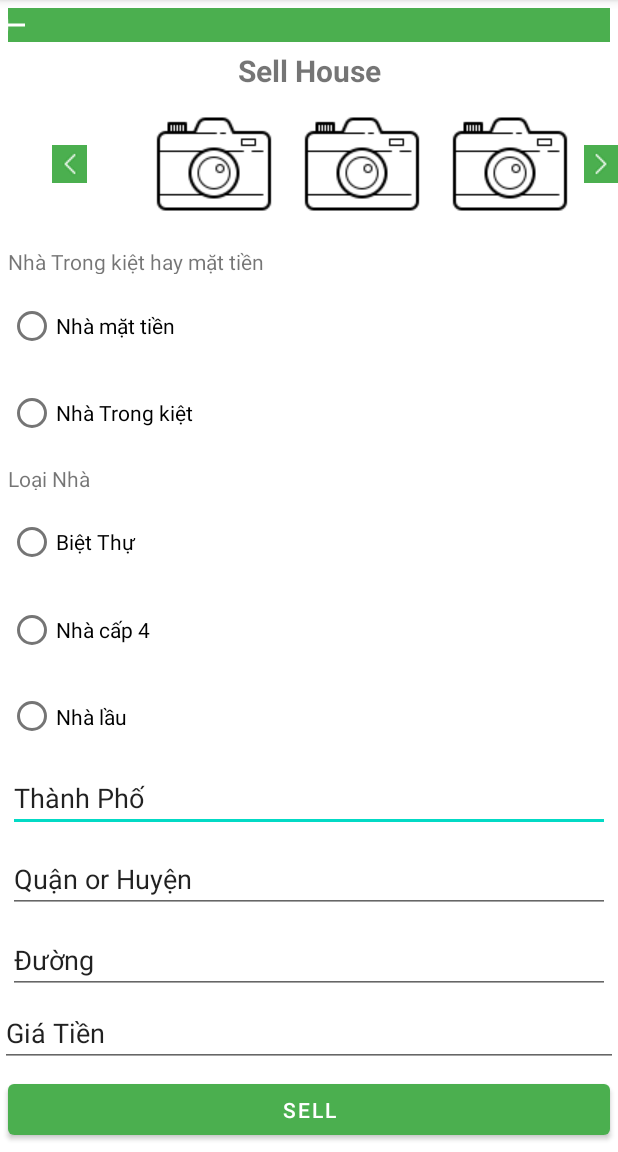
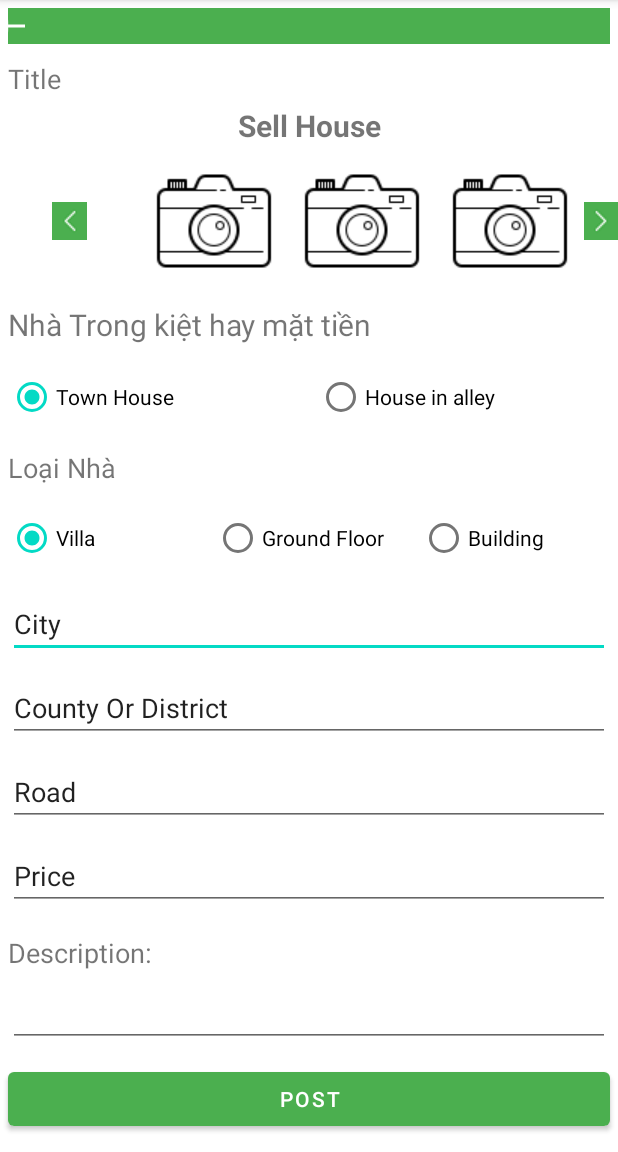
Before and after one commit to hongson0879/Capstone1.C1SE.06, an Android app: the activity_sellhouse screen opened directly, with no data from a screen before it, on a phone screen of 412 x 824 dp, the part 84-1236 px from its top. Run offline under Robolectric (Android 15) with nearby library versions, the phone set to English and light mode, and no system bars.

Commit message:
uodate sell house, login and xemnha

```diff
--- a/app/build.gradle
+++ b/app/build.gradle
@@ -33,6 +33,7 @@ dependencies {
     implementation 'androidx.appcompat:appcompat:1.2.0'
     implementation 'com.google.android.material:material:1.3.0'
     implementation 'androidx.constraintlayout:constraintlayout:2.0.4'
+    implementation 'com.google.android.gms:play-services-maps:17.0.1'
     testImplementation 'junit:junit:4.+'
     androidTestImplementation 'androidx.test.ext:junit:1.1.2'
     androidTestImplementation 'androidx.test.espresso:espresso-core:3.3.0'
--- a/app/src/main/res/layout/activity_main.xml
+++ b/app/src/main/res/layout/activity_main.xml
@@ -24,7 +24,7 @@
             app:srcCompat="@drawable/menu" />
 
         <ImageButton
-            android:id="@+id/img_btn_map"
+            android:id="@+id/img_btn_map1"
             android:layout_width="wrap_content"
             android:background="@null"
             android:layout_marginTop="10dp"
--- a/app/src/main/res/layout/activity_registration.xml
+++ b/app/src/main/res/layout/activity_registration.xml
@@ -83,7 +83,7 @@
                 android:layout_width="wrap_content"
                 android:layout_height="wrap_content"
                 android:layout_margin="10dp"
-                android:text="User name:"
+                android:text="Username:"
                 android:textSize="20sp" />
 
             <EditText
@@ -190,10 +190,10 @@
         android:id="@+id/btn_registration"
         android:layout_width="match_parent"
         android:layout_height="wrap_content"
+        android:layout_margin="10dp"
         android:layout_weight="1"
+        android:text="Register"
         android:textSize="20sp"
-        android:text="Registration"
-        android:layout_margin="10dp"
         app:backgroundTint="#4baf4f" />
 
 </LinearLayout>
--- a/app/src/main/res/layout/activity_sellhouse.xml
+++ b/app/src/main/res/layout/activity_sellhouse.xml
@@ -10,8 +10,8 @@
     <LinearLayout
         android:layout_width="match_parent"
         android:layout_height="match_parent"
+        android:layout_margin="5dp"
         android:layout_weight="1"
-        android:layout_margin="5dp"
         android:background="#4baf4f"
         android:orientation="horizontal">
 
@@ -30,6 +30,20 @@
         android:layout_width="match_parent"
         android:layout_height="match_parent"
         android:layout_weight="1">
+
+        <TableRow
+            android:layout_width="match_parent"
+            android:layout_height="match_parent">
+
+            <TextView
+                android:id="@+id/txt_title"
+                android:layout_width="wrap_content"
+                android:layout_height="wrap_content"
+                android:layout_margin="5dp"
+                android:layout_weight="1"
+                android:text="Title"
+                android:textSize="18sp" />
+        </TableRow>
 
         <TableRow
             android:layout_width="match_parent"
@@ -102,112 +116,151 @@
         android:id="@+id/textView10"
         android:layout_width="match_parent"
         android:layout_height="wrap_content"
+        android:layout_margin="5dp"
         android:layout_weight="1"
         android:text="Nhà Trong kiệt hay mặt tiền"
-        android:layout_margin="5dp"/>
+        android:textSize="20sp" />
 
     <RadioGroup
         android:layout_width="match_parent"
-        android:layout_height="wrap_content"
-        android:layout_weight="1">
+        android:layout_height="match_parent"
+        android:layout_weight="1"
+        android:orientation="horizontal">
 
         <RadioButton
-            android:id="@+id/rad_nhamattien"
+            android:id="@+id/rad_townhouse"
             android:layout_width="match_parent"
             android:layout_height="wrap_content"
-            android:text="Nhà mặt tiền"
-            android:layout_margin="5dp"/>
+            android:layout_margin="5dp"
+            android:layout_weight="1"
+            android:checked="true"
+            android:text="Town House" />
 
         <RadioButton
-            android:id="@+id/btn_nhatrongkiet"
+            android:id="@+id/btn_houseinalley"
             android:layout_width="match_parent"
             android:layout_height="wrap_content"
-            android:text="Nhà Trong kiệt"
-            android:layout_margin="5dp"/>
+            android:layout_margin="5dp"
+            android:layout_weight="1"
+            android:text="House in alley" />
     </RadioGroup>
 
     <TextView
         android:id="@+id/textView11"
         android:layout_width="match_parent"
         android:layout_height="wrap_content"
+        android:layout_margin="5dp"
         android:layout_weight="1"
-        android:layout_margin="5dp"
-        android:text="Loại Nhà" />
+        android:text="Loại Nhà"
+        android:textSize="18sp" />
 
     <RadioGroup
         android:layout_width="match_parent"
         android:layout_height="wrap_content"
-        android:layout_weight="1" >
+        android:layout_weight="1"
+        android:orientation="horizontal">
 
         <RadioButton
-            android:id="@+id/rad_bietthu"
+            android:id="@+id/rad_villa"
             android:layout_width="match_parent"
             android:layout_height="wrap_content"
-            android:text="Biệt Thự"
-            android:layout_margin="5dp"/>
+            android:layout_margin="5dp"
+            android:layout_weight="1"
+            android:checked="true"
+            android:text="Villa" />
 
         <RadioButton
-            android:id="@+id/rad_nhacap4"
+            android:id="@+id/rad_groundfloor"
             android:layout_width="match_parent"
             android:layout_height="wrap_content"
-            android:text="Nhà cấp 4"
-            android:layout_margin="5dp"/>
+            android:layout_margin="5dp"
+            android:layout_weight="1"
+            android:text="Ground Floor" />
 
         <RadioButton
-            android:id="@+id/rad_nhalau"
+            android:id="@+id/rad_building"
             android:layout_width="match_parent"
             android:layout_height="wrap_content"
-            android:text="Nhà lầu"
-            android:layout_margin="5dp"/>
+            android:layout_margin="5dp"
+            android:layout_weight="1"
+            android:text="Building" />
 
     </RadioGroup>
 
     <EditText
-        android:id="@+id/edt_thanhpho"
-        android:layout_width="match_parent"
-        android:layout_height="wrap_content"
-        android:layout_weight="1"
-        android:ems="10"
-        android:inputType="textPersonName"
-        android:text="Thành Phố"
-        android:layout_margin="5dp"/>
-
-    <EditText
-        android:id="@+id/edt_quan"
-        android:layout_width="match_parent"
-        android:layout_height="wrap_content"
-        android:layout_weight="1"
-        android:ems="10"
-        android:inputType="textPersonName"
-        android:text="Quận or Huyện"
-        android:layout_margin="5dp"/>
-
-    <EditText
-        android:id="@+id/edt_duong"
-        android:layout_width="match_parent"
-        android:layout_height="wrap_content"
-        android:layout_weight="1"
-        android:ems="10"
-        android:inputType="textPersonName"
-        android:text="Đường"
-        android:layout_margin="5dp"/>
-
-    <EditText
-        android:id="@+id/edt_tien"
-        android:layout_width="match_parent"
-        android:layout_height="wrap_content"
-        android:layout_weight="1"
-        android:ems="10"
-        android:text="Giá Tiền"
-        android:inputType="number" />
-
-    <Button
-        android:id="@+id/button2"
+        android:id="@+id/edt_city"
         android:layout_width="match_parent"
         android:layout_height="wrap_content"
         android:layout_margin="5dp"
         android:layout_weight="1"
-        android:text="Sell"
+        android:ems="10"
+        android:inputType="textPersonName"
+        android:text="City" />
+
+    <EditText
+        android:id="@+id/edt_district"
+        android:layout_width="match_parent"
+        android:layout_height="wrap_content"
+        android:layout_margin="5dp"
+        android:layout_weight="1"
+        android:ems="10"
+        android:inputType="textPersonName"
+        android:text="County Or District" />
+
+    <EditText
+        android:id="@+id/edt_road"
+        android:layout_width="match_parent"
+        android:layout_height="wrap_content"
+        android:layout_margin="5dp"
+        android:layout_weight="1"
+        android:ems="10"
+        android:inputType="textPersonName"
+        android:text="Road" />
+
+    <EditText
+        android:id="@+id/edt_price"
+        android:layout_width="match_parent"
+        android:layout_height="wrap_content"
+        android:layout_margin="5dp"
+        android:layout_weight="1"
+        android:ems="10"
+        android:inputType="number"
+        android:text="Price" />
+
+    <LinearLayout
+        android:layout_width="match_parent"
+        android:layout_height="wrap_content"
+        android:layout_margin="5dp"
+        android:layout_weight="1"
+        android:orientation="vertical">
+
+        <TextView
+            android:id="@+id/textView27"
+            android:layout_width="wrap_content"
+            android:layout_height="wrap_content"
+            android:layout_weight="1"
+            android:text="Description:"
+            android:layout_marginTop="5dp"
+            android:layout_marginBottom="5dp"
+            android:textSize="18sp" />
+
+        <EditText
+            android:id="@+id/edt_description"
+            android:layout_width="match_parent"
+            android:layout_height="wrap_content"
+            android:layout_weight="1"
+            android:textSize="18sp"
+            android:ems="10"
+            android:inputType="textPersonName" />
+    </LinearLayout>
+
+    <Button
+        android:id="@+id/btn_post"
+        android:layout_width="match_parent"
+        android:layout_height="wrap_content"
+        android:layout_margin="5dp"
+        android:layout_weight="1"
+        android:text="Post"
         app:backgroundTint="#4baf4f" />
 
 </LinearLayout>
--- a/app/src/main/res/values/strings.xml
+++ b/app/src/main/res/values/strings.xml
@@ -1,3 +1,4 @@
 <resources>
     <string name="app_name">retp</string>
+    <string name="title_activity_maps">Map</string>
 </resources>
```
Also changed, not shown: app/src/debug/res/values/google_maps_api.xml (added, +24 -0 lines), app/src/main/AndroidManifest.xml (+25 -1 lines), app/src/main/java/com/example/retp/MainActivity.java (+9 -1 lines), app/src/main/java/com/example/retp/MapsActivity.java (added, +46 -0 lines), app/src/main/res/layout/activity_login.xml (+5 -5 lines), app/src/main/res/layout/activity_maps.xml (added, +9 -0 lines), app/src/main/res/layout/activity_xemnha.xml (+64 -27 lines), 188 other files.
